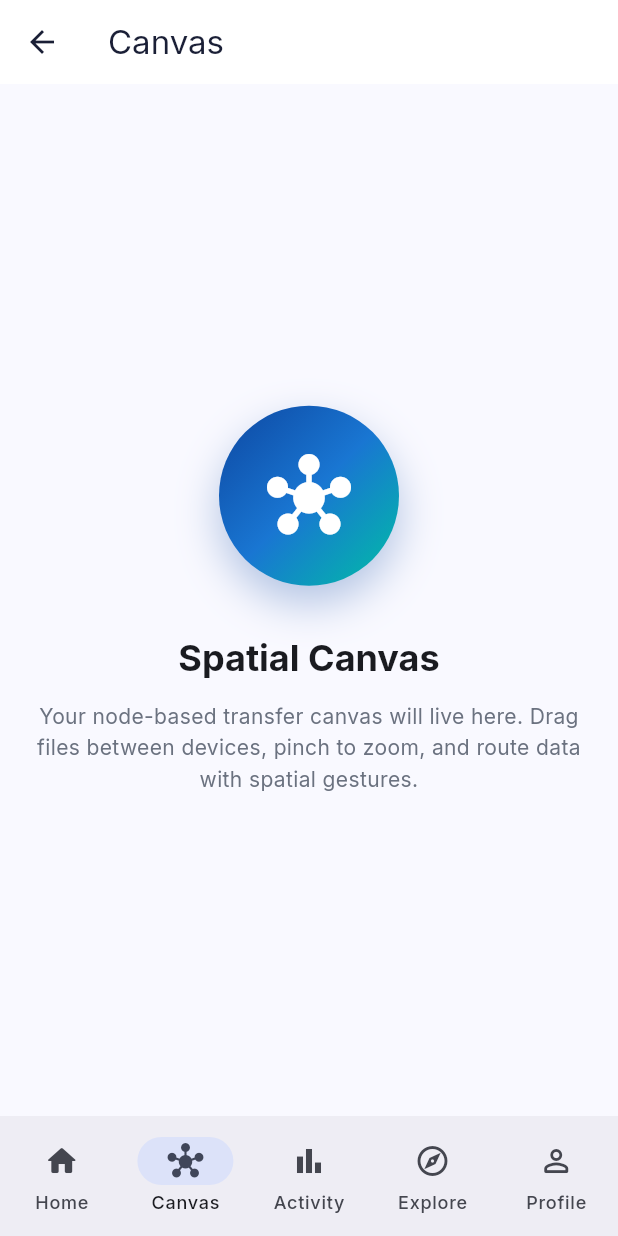
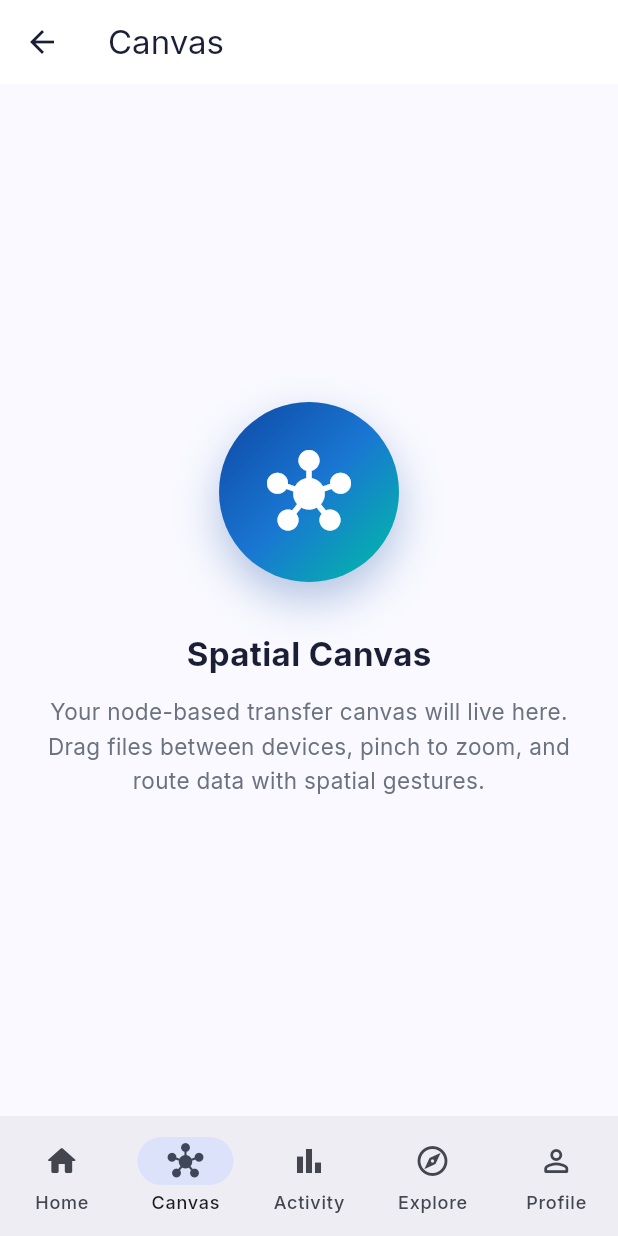
Before and after one commit to ZainH25/Flow-Drive, a Flutter app: the DashboardView screen opened by its route, item 2 of the bottom bar chosen, on a phone screen of 412 x 824 dp. Run offline on Flutter 3.47's test engine with Material 3 defaults, Android fonts, the phone set to English and light mode, and no system bars; our stand-ins replace get, google_fonts, shared_preferences, smooth_page_indicator; missing offline and left inert: amplify_api, amplify_auth_cognito, amplify_flutter; accounts and stored records are empty; statements that could not run were skipped.

Commit message:
first commit fiixes 1

```diff
--- a/lib/core/bindings/initial_binding.dart
+++ b/lib/core/bindings/initial_binding.dart
@@ -5,10 +5,12 @@ import '../../modules/auth/service/cognito_auth_service.dart';
 import '../../modules/dashboard/controller/dashboard_controller.dart';
 import '../services/amplify_service.dart';
 import '../services/local_storage_service.dart';
+import '../utils/responsive.dart';
 
 class InitialBinding extends Bindings {
   @override
   void dependencies() {
+    Get.put(ResponsiveController(), permanent: true);
     Get.put(CognitoAuthService(Get.find<AmplifyService>()), permanent: true);
     Get.put(
       AuthController(
--- a/lib/core/utils/responsive.dart
+++ b/lib/core/utils/responsive.dart
@@ -1,37 +1,74 @@
 import 'package:flutter/material.dart';
+import 'package:get/get.dart';
 
+/// GetX-aware responsive helpers — use [width] / [height] without BuildContext.
 class Responsive {
   Responsive._();
 
-  static double width(BuildContext context) => MediaQuery.sizeOf(context).width;
+  static double get width => Get.width;
 
-  static double height(BuildContext context) => MediaQuery.sizeOf(context).height;
+  static double get height => Get.height;
 
-  static bool isDesktop(BuildContext context) => width(context) >= 900;
+  static double get textScale =>
+      Get.mediaQuery.textScaler.scale(1).clamp(0.85, 1.15);
 
-  static bool isTablet(BuildContext context) =>
-      width(context) >= 600 && width(context) < 900;
+  static bool get isDesktop => width >= 900;
 
-  static EdgeInsets pagePadding(BuildContext context) {
-    if (isDesktop(context)) {
+  static bool get isTablet => width >= 600 && width < 900;
+
+  static bool get isMobile => width < 600;
+
+  static EdgeInsets get pagePadding {
+    if (isDesktop) {
       return const EdgeInsets.symmetric(horizontal: 48, vertical: 32);
     }
-    if (isTablet(context)) {
+    if (isTablet) {
       return const EdgeInsets.symmetric(horizontal: 32, vertical: 24);
     }
     return const EdgeInsets.symmetric(horizontal: 20, vertical: 16);
   }
 
-  static double authCardWidth(BuildContext context) {
-    final w = width(context);
-    if (isDesktop(context)) return 480;
-    if (isTablet(context)) return 440;
-    return w.clamp(280, 420);
+  static double get authCardWidth {
+    if (isDesktop) return 480;
+    if (isTablet) return 440;
+    return width.clamp(280, 420);
   }
 
-  static double contentMaxWidth(BuildContext context) {
-    if (isDesktop(context)) return 1100;
-    if (isTablet(context)) return 760;
+  static double get contentMaxWidth {
+    if (isDesktop) return 1100;
+    if (isTablet) return 760;
     return double.infinity;
   }
+
+  static double sp(double size) => size * textScale;
+
+  static double radius(double base) {
+    if (isDesktop) return base + 4;
+    if (isMobile) return base;
+    return base + 2;
+  }
+
+  // Context-based aliases for widgets still using BuildContext.
+  static EdgeInsets pagePaddingOf(BuildContext context) => pagePadding;
+
+  static double authCardWidthOf(BuildContext context) => authCardWidth;
+
+  static double contentMaxWidthOf(BuildContext context) => contentMaxWidth;
+
+  static bool isDesktopOf(BuildContext context) => isDesktop;
 }
+
+class ResponsiveController extends GetxController {
+  final screenWidth = 0.0.obs;
+  final screenHeight = 0.0.obs;
+
+  void updateMetrics(BuildContext context) {
+    final size = MediaQuery.sizeOf(context);
+    screenWidth.value = size.width;
+    screenHeight.value = size.height;
+  }
+
+  bool get isDesktop => screenWidth.value >= 900;
+
+  bool get isTablet => screenWidth.value >= 600 && screenWidth.value < 900;
+}
--- a/lib/modules/dashboard/controller/dashboard_controller.dart
+++ b/lib/modules/dashboard/controller/dashboard_controller.dart
@@ -36,6 +36,8 @@ class DashboardController extends GetxController {
     if (index == currentIndex.value) return;
     currentIndex.value = index;
   }
+
+  void goHome() => currentIndex.value = 0;
 }
 
 class DashboardTab {
--- a/lib/modules/dashboard/view/dashboard_view.dart
+++ b/lib/modules/dashboard/view/dashboard_view.dart
@@ -27,10 +27,10 @@ class DashboardView extends GetView<DashboardController> {
     return Obx(() {
       final index = controller.currentIndex.value;
       final tab = DashboardController.tabs[index];
-      final isDesktop = Responsive.isDesktop(context);
 
-      if (isDesktop) {
+      if (Responsive.isDesktop) {
         return Scaffold(
+          backgroundColor: AppColors.background,
           appBar: AppBar(
             title: Text(tab.label),
             actions: [
@@ -40,7 +40,7 @@ class DashboardView extends GetView<DashboardController> {
                   child: Text(
                     AppConstants.appName,
                     style: TextStyle(
-                      fontSize: 13,
+                      fontSize: Responsive.sp(13),
                       color: AppColors.textSecondary.withValues(alpha: 0.8),
                       fontWeight: FontWeight.w500,
                     ),
@@ -74,6 +74,7 @@ class DashboardView extends GetView<DashboardController> {
       }
 
       return Scaffold(
+        backgroundColor: AppColors.background,
         appBar: AppBar(
           title: Text(tab.label),
           centerTitle: false,
--- a/lib/modules/dashboard/view/tabs/canvas_tab.dart
+++ b/lib/modules/dashboard/view/tabs/canvas_tab.dart
@@ -10,9 +10,9 @@ class CanvasTab extends StatelessWidget {
   Widget build(BuildContext context) {
     return Center(
       child: ConstrainedBox(
-        constraints: BoxConstraints(maxWidth: Responsive.contentMaxWidth(context)),
+        constraints: BoxConstraints(maxWidth: Responsive.contentMaxWidth),
         child: Padding(
-          padding: Responsive.pagePadding(context),
+          padding: Responsive.pagePadding,
           child: Column(
             mainAxisAlignment: MainAxisAlignment.center,
             children: [
@@ -39,15 +39,21 @@ class CanvasTab extends StatelessWidget {
               const SizedBox(height: 32),
               Text(
                 'Spatial Canvas',
-                style: Theme.of(context).textTheme.headlineSmall?.copyWith(
-                      fontWeight: FontWeight.bold,
-                    ),
+                style: TextStyle(
+                  fontSize: Responsive.sp(22),
+                  fontWeight: FontWeight.bold,
+                  color: AppColors.textPrimary,
+                ),
               ),
               const SizedBox(height: 12),
-              const Text(
+              Text(
                 'Your node-based transfer canvas will live here. Drag files between devices, pinch to zoom, and route data with spatial gestures.',
                 textAlign: TextAlign.center,
-                style: TextStyle(color: AppColors.textSecondary, height: 1.5),
+                style: TextStyle(
+                  color: AppColors.textSecondary,
+                  fontSize: Responsive.sp(15),
+                  height: 1.5,
+                ),
               ),
             ],
           ),
```
Also changed, not shown: lib/app.dart (+14 -0 lines), lib/core/theme/color_theme_page.dart (+18 -16 lines), lib/core/widgets/responsive_page.dart (added, +89 -0 lines), lib/modules/auth/controller/auth_controller.dart (+9 -0 lines), lib/modules/auth/view/login_view.dart (+5 -20 lines), lib/modules/dashboard/view/tabs/activity_tab.dart (+8 -6 lines), lib/modules/dashboard/view/tabs/explore_tab.dart (+7 -6 lines), lib/modules/dashboard/view/tabs/home_tab.dart (+7 -7 lines), lib/modules/dashboard/view/tabs/profile_tab.dart (+7 -6 lines), lib/modules/onboarding/view/onboarding_view.dart (+17 -18 lines), lib/modules/splash/controller/splash_controller.dart (+3 -6 lines), lib/modules/splash/view/splash_view.dart (+12 -3 lines), 3 other files.
